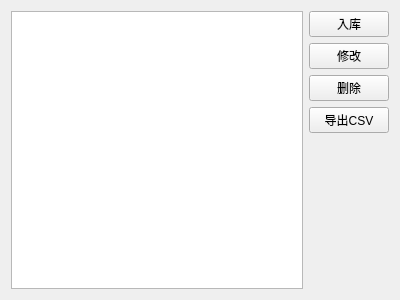
Above: stockwidget.ui from hamer-hm/system before the change. Below: the same form after it.
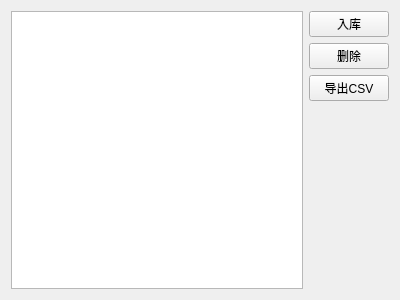
That is the form after the change.

Diff of the .ui file:
```diff
--- a/stockwidget.ui
+++ b/stockwidget.ui
@@ -41,13 +41,6 @@
          </property>
         </widget>
        </item>
-       <item>
-        <widget class="QPushButton" name="btnStockEdit">
-         <property name="text">
-          <string>修改</string>
-         </property>
-        </widget>
-       </item>
        <item>
         <widget class="QPushButton" name="btnStockDel">
          <property name="text">
```
